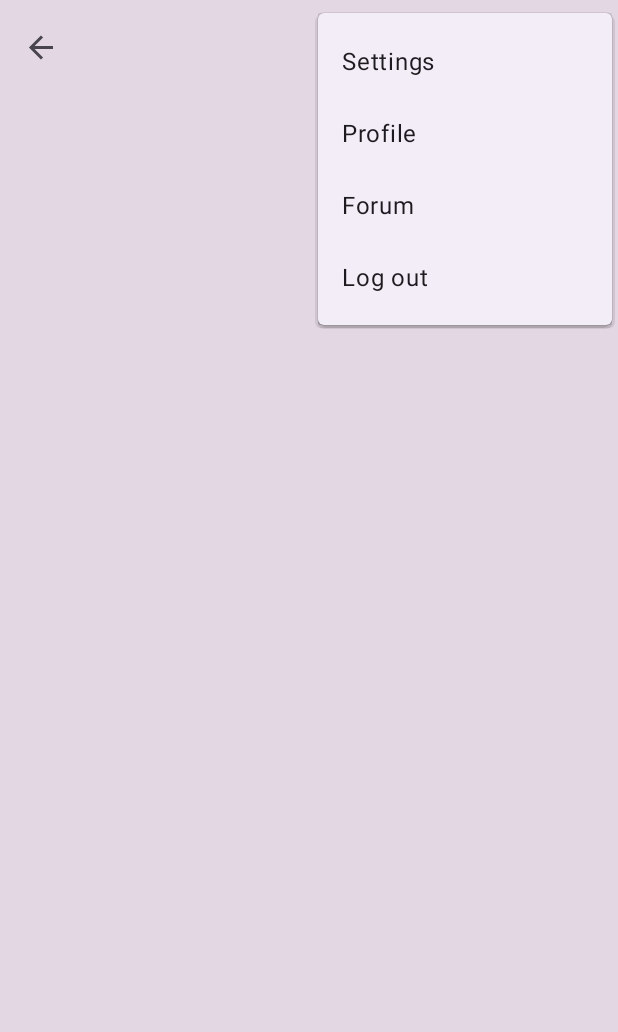
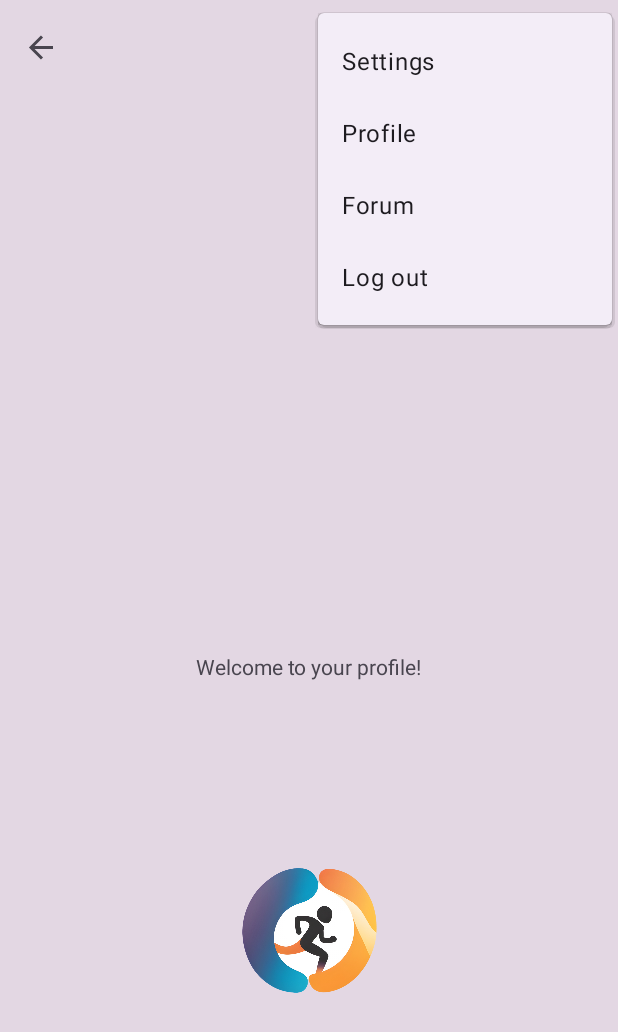
Before and after one commit to ni-imena/PORA, an Android app: the ProfileFragment screen opened through its navigation route, with the options menu open, on a phone screen of 412 x 824 dp. Shown: the top 1032 px of the screen. Run offline under Robolectric (Android 15) with nearby library versions, the phone set to English and light mode, and no system bars; our stand-ins replace navigation-ui; libraries missing offline, so code that uses them is left out: io.realm.kotlin; 1 statement that could not run was skipped.

Commit message:
minor changes

```diff
--- a/app/src/main/java/com/example/virtualrunner/fragments/ProfileFragment.kt
+++ b/app/src/main/java/com/example/virtualrunner/fragments/ProfileFragment.kt
@@ -4,8 +4,10 @@ import android.os.Bundle
 import android.view.LayoutInflater
 import android.view.View
 import android.view.ViewGroup
-import android.widget.TextView
+import android.widget.Button
+import android.widget.ImageView
 import androidx.fragment.app.Fragment
+import androidx.navigation.fragment.findNavController
 import com.example.virtualrunner.MyApplication
 import com.example.virtualrunner.R
 import com.example.virtualrunner.databinding.FragmentProfileBinding
@@ -15,7 +17,8 @@ class ProfileFragment : Fragment() {
     private val binding get() = _binding!!
     lateinit var app: MyApplication
 
-    private lateinit var textWelcomeToProfile: TextView
+    private lateinit var yourImageView: ImageView
+    private lateinit var buttonRun: Button
 
     override fun onCreate(savedInstanceState: Bundle?) {
         super.onCreate(savedInstanceState)
@@ -36,9 +39,21 @@ class ProfileFragment : Fragment() {
     override fun onViewCreated(view: View, savedInstanceState: Bundle?) {
         super.onViewCreated(view, savedInstanceState)
 
-        textWelcomeToProfile = binding.textView
+        yourImageView = binding.imageView2
+        //buttonRun = binding.buttonRun
 
-        val welcomeMessage = getString(R.string.welcomeToProfile) + app.getUser().toString()
-        textWelcomeToProfile.text = welcomeMessage
+        yourImageView.setOnClickListener{
+            findNavController().navigate(R.id.action_profileFragment_to_runsListFragment)
+        }
+
+//        buttonRun.setOnClickListener{
+//            findNavController().navigate(R.id.action_profileFragment_to_runsListFragment)
+//        }
+
+    }
+
+    override fun onDestroyView() {
+        super.onDestroyView()
+        _binding = null
     }
 }
--- a/app/src/main/res/layout/fragment_profile.xml
+++ b/app/src/main/res/layout/fragment_profile.xml
@@ -9,10 +9,43 @@
         android:id="@+id/textView"
         android:layout_width="wrap_content"
         android:layout_height="wrap_content"
-        android:text=""
+        android:text="@string/welcomeToProfile"
         app:layout_constraintBottom_toBottomOf="parent"
         app:layout_constraintEnd_toEndOf="parent"
         app:layout_constraintStart_toStartOf="parent"
         app:layout_constraintTop_toTopOf="parent" />
 
+    <ImageView
+        android:id="@+id/imageView"
+        android:layout_width="161dp"
+        android:layout_height="171dp"
+        app:layout_constraintBottom_toTopOf="@+id/textView"
+        app:layout_constraintEnd_toEndOf="parent"
+        app:layout_constraintStart_toStartOf="parent"
+        app:layout_constraintTop_toTopOf="parent"
+        tools:srcCompat="@drawable/avatar" />
+
+    <ImageView
+        android:id="@+id/imageView2"
+        android:layout_width="107dp"
+        android:layout_height="83dp"
+        android:clickable="true"
+        android:focusable="true"
+        app:layout_constraintBottom_toBottomOf="parent"
+        app:layout_constraintEnd_toEndOf="parent"
+        app:layout_constraintStart_toStartOf="parent"
+        app:layout_constraintTop_toBottomOf="@+id/textView"
+        app:layout_constraintVertical_bias="0.435"
+        app:srcCompat="@drawable/logo" />
+
+<!--    <Button-->
+<!--        android:id="@+id/buttonRun"-->
+<!--        android:layout_width="wrap_content"-->
+<!--        android:layout_height="wrap_content"-->
+<!--        android:text="@string/run"-->
+<!--        app:layout_constraintBottom_toBottomOf="parent"-->
+<!--        app:layout_constraintEnd_toEndOf="parent"-->
+<!--        app:layout_constraintStart_toStartOf="parent"-->
+<!--        app:layout_constraintTop_toBottomOf="@+id/imageView2" />-->
+
 </androidx.constraintlayout.widget.ConstraintLayout>
--- a/app/src/main/res/navigation/nav_graph.xml
+++ b/app/src/main/res/navigation/nav_graph.xml
@@ -42,7 +42,11 @@
     <fragment
         android:id="@+id/profileFragment"
         android:name="com.example.virtualrunner.fragments.ProfileFragment"
-        android:label="ProfileFragment" />
+        android:label="ProfileFragment" >
+        <action
+            android:id="@+id/action_profileFragment_to_runsListFragment"
+            app:destination="@id/runsListFragment" />
+    </fragment>
     <fragment
         android:id="@+id/loginFragment"
         android:name="com.example.virtualrunner.ui.login.LoginFragment"
--- a/app/src/main/res/values/strings.xml
+++ b/app/src/main/res/values/strings.xml
@@ -74,5 +74,6 @@
     <string name="welcome_register">Let\'s get to know each other</string>
     <string name="typeMessage">Type a message</string>
     <string name="send">Send</string>
-    <string name="welcomeToProfile">Welcome to your profile</string>
+    <string name="welcomeToProfile">Welcome to your profile!</string>
+    <string name="run">Run</string>
 </resources>
```
Also changed, not shown: app/build.gradle.kts (+6 -7 lines), app/src/main/java/com/example/virtualrunner/MongoDBConnection.kt (+95 -56 lines), app/src/main/java/com/example/virtualrunner/fragments/RecordFragment.kt (+20 -6 lines), app/src/main/java/com/example/virtualrunner/fragments/RunsListFragment.kt (+22 -1 lines), app/src/main/res/drawable/avatar.png (added), 2 other files.
